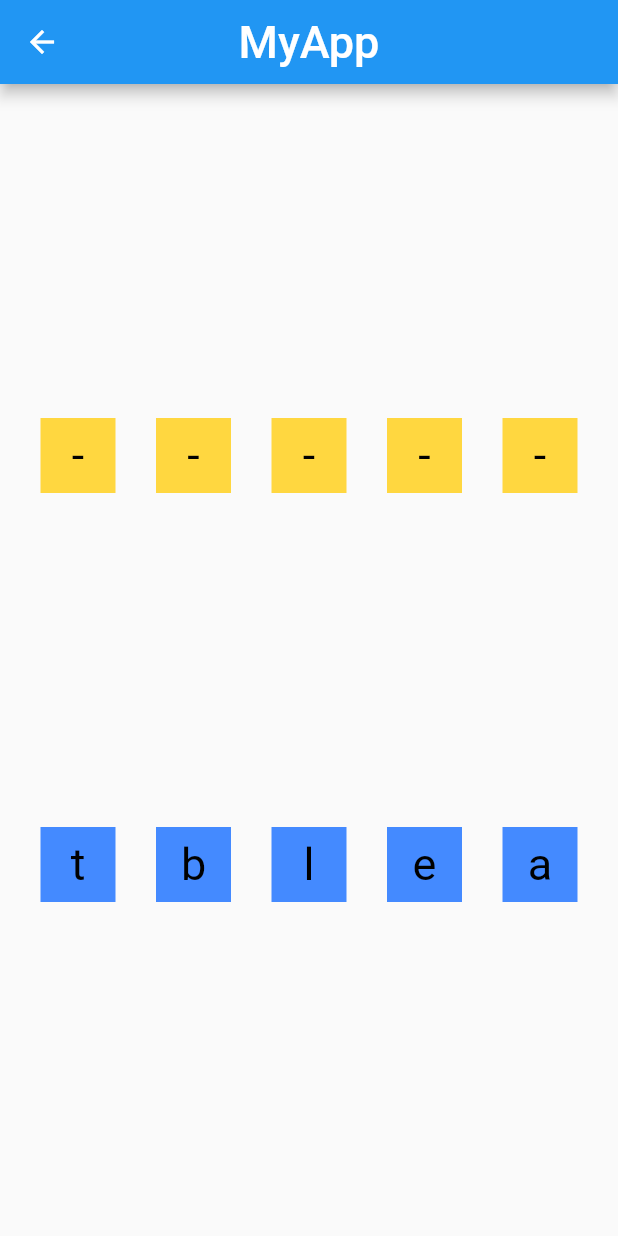
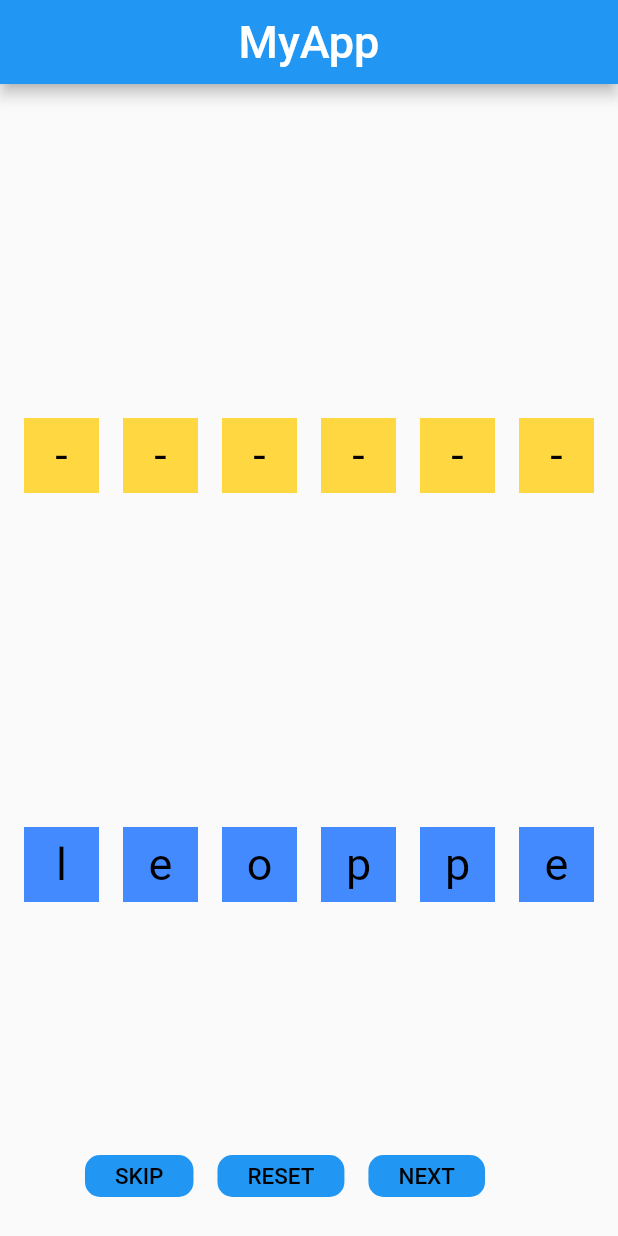
Before and after one commit to Shtirlits1972/Draga2, a Flutter app: the StartPage screen opened by its route, after a tap on "GO", on a phone screen of 412 x 824 dp. Run offline on Flutter 3.47's test engine with Material 2 defaults, Android fonts, the phone set to English and light mode, and no system bars; our stand-ins replace flutter_bloc.

Commit message:
Add skip and reset

```diff
--- a/draga_2/lib/app_router.dart
+++ b/draga_2/lib/app_router.dart
@@ -1,25 +1,37 @@
 import 'package:draga_2/pages/second_page.dart';
 import 'package:draga_2/pages/start_page.dart';
+import 'package:draga_2/worlds_block.dart';
 import 'package:flutter/material.dart';
+import 'package:flutter_bloc/flutter_bloc.dart';
 
 class AppRouter {
   int selectIndex = 0;
+  final DataCubitWorlds cubitWorlds = DataCubitWorlds(KeeperWorlds());
 
   Route onGenerateRoute(RouteSettings routeSettings) {
     switch (routeSettings.name) {
       case '/':
         return MaterialPageRoute(
-          builder: (context) => const StartPage(),
+          builder: (context) => BlocProvider.value(
+            value: cubitWorlds,
+            child: StartPage(),
+          ),
         );
 
       case '/SecondPage':
         return MaterialPageRoute(
-          builder: (context) => const SecondPage(),
+          builder: (context) => BlocProvider.value(
+            value: cubitWorlds,
+            child: SecondPage(),
+          ),
         );
 
       default:
         return MaterialPageRoute(
-          builder: (context) => const StartPage(),
+          builder: (context) => BlocProvider.value(
+            value: cubitWorlds,
+            child: StartPage(),
+          ),
         );
     }
   }
--- a/draga_2/lib/pages/second_page.dart
+++ b/draga_2/lib/pages/second_page.dart
@@ -1,5 +1,8 @@
+import 'package:draga_2/constants.dart';
 import 'package:draga_2/create_widget.dart';
+import 'package:draga_2/worlds_block.dart';
 import 'package:flutter/material.dart';
+import 'package:flutter_bloc/flutter_bloc.dart';
 
 class SecondPage extends StatefulWidget {
   const SecondPage({Key? key}) : super(key: key);
@@ -10,24 +13,130 @@ class SecondPage extends StatefulWidget {
 
 class _SecondPageState extends State<SecondPage> {
   late Widget w;
+
   @override
   Widget build(BuildContext context) {
     return Scaffold(
       appBar: AppBar(
+        automaticallyImplyLeading: false,
         centerTitle: true,
         title: const Text(
           'MyApp',
           style: TextStyle(fontSize: 30),
         ),
       ),
-      body: Center(child: w),
+      body:
+          BlocBuilder<DataCubitWorlds, KeeperWorlds>(builder: (context, state) {
+        return Center(child: w);
+      }),
+      floatingActionButton: Row(
+        mainAxisAlignment: MainAxisAlignment.center,
+        children: [
+          TextButton(
+            onPressed: () {
+              Navigator.pushNamed(
+                context,
+                '/SecondPage',
+              );
+            },
+            child: Container(
+              decoration: BoxDecoration(
+                  color: Colors.blue,
+                  borderRadius: BorderRadius.all(Radius.circular(10.0))),
+              child: Padding(
+                padding: EdgeInsets.only(
+                    left: 20.0, top: 5.0, right: 20.0, bottom: 5.0),
+                child: Text(
+                  'SKIP',
+                  style: txt15,
+                ),
+              ),
+            ),
+          ),
+          TextButton(
+            onPressed: () {
+              setState(() {});
+              Navigator.pushNamed(
+                context,
+                '/',
+              );
+            },
+            child: Container(
+              decoration: BoxDecoration(
+                  color: Colors.blue,
+                  borderRadius: BorderRadius.all(Radius.circular(10.0))),
+              child: Padding(
+                padding: EdgeInsets.only(
+                    left: 20.0, top: 5.0, right: 20.0, bottom: 5.0),
+                child: Text(
+                  'RESET',
+                  style: txt15,
+                ),
+              ),
+            ),
+          ),
+          TextButton(
+            child: Container(
+              decoration: BoxDecoration(
+                  color: Colors.blue,
+                  borderRadius: BorderRadius.all(Radius.circular(10.0))),
+              child: Padding(
+                padding: EdgeInsets.only(
+                    left: 20.0, top: 5.0, right: 20.0, bottom: 5.0),
+                child: Text(
+                  'NEXT',
+                  style: txt15,
+                ),
+              ),
+            ),
+            onPressed: () {
+              print(
+                  'getLetterLeft: ${context.read<DataCubitWorlds>().getLetterLeft}');
+              if (context.read<DataCubitWorlds>().getLetterLeft > 0) {
+                final snackBar = SnackBar(
+                  content: const Text('You have to guess all the letters!'),
+                  backgroundColor: (Colors.black12),
+                  action: SnackBarAction(
+                    label: 'OK',
+                    onPressed: () {
+                      print('The End');
+                    },
+                  ),
+                );
+                ScaffoldMessenger.of(context).showSnackBar(snackBar);
+              } else {
+                if (!context.read<DataCubitWorlds>().IsEmpty()) {
+                  Navigator.pushNamed(
+                    context,
+                    '/SecondPage',
+                  );
+                } else {
+                  final snackBar = SnackBar(
+                    content: const Text('You WIN!'),
+                    backgroundColor: (Colors.black12),
+                    action: SnackBarAction(
+                      label: 'OK',
+                      onPressed: () {
+                        print('The End');
+                      },
+                    ),
+                  );
+                  ScaffoldMessenger.of(context).showSnackBar(snackBar);
+                }
+              }
+            },
+          ),
+        ],
+      ),
     );
   }
 
   @override
   void initState() {
     setState(() {
-      w = CreateWidget.getColumn('table', context);
+      String strRandom = context.read<DataCubitWorlds>().getRandom();
+      w = CreateWidget.getColumn(strRandom, context);
+      context.read<DataCubitWorlds>().setLettersLeft(strRandom.length);
     });
     super.initState();
   }
--- a/draga_2/lib/pages/start_page.dart
+++ b/draga_2/lib/pages/start_page.dart
@@ -1,5 +1,7 @@
 import 'package:draga_2/constants.dart';
+import 'package:draga_2/worlds_block.dart';
 import 'package:flutter/material.dart';
+import 'package:flutter_bloc/flutter_bloc.dart';
 
 class StartPage extends StatefulWidget {
   const StartPage({Key? key}) : super(key: key);
@@ -12,7 +14,9 @@ class _StartPageState extends State<StartPage> {
   @override
   Widget build(BuildContext context) {
     return Container(
-      child: Scaffold(
+      child:
+          BlocBuilder<DataCubitWorlds, KeeperWorlds>(builder: (context, state) {
+        return Scaffold(
           appBar: AppBar(
             centerTitle: true,
             title: const Text(
@@ -34,7 +38,14 @@ class _StartPageState extends State<StartPage> {
               ),
             ),
           ),
-      ),
+        );
+      }),
     );
   }
+
+  @override
+  void initState() {
+    context.read<DataCubitWorlds>().setWorldsList(worlds);
+    super.initState();
   }
+}
--- a/draga_2/lib/widget/target_widget.dart
+++ b/draga_2/lib/widget/target_widget.dart
@@ -1,4 +1,6 @@
+import 'package:draga_2/worlds_block.dart';
 import 'package:flutter/material.dart';
+import 'package:flutter_bloc/flutter_bloc.dart';
 
 class TargetWidget extends StatefulWidget {
   TargetWidget({Key? key, required this.currString}) : super(key: key);
@@ -11,6 +13,8 @@ class _TargetWidgetState extends State<TargetWidget> {
   String emptyStr = '-';
   @override
   Widget build(BuildContext context) {
+    return Container(child:
+        BlocBuilder<DataCubitWorlds, KeeperWorlds>(builder: (context, state) {
       return DragTarget<String>(
         builder: (
           BuildContext context,
@@ -41,9 +45,11 @@ class _TargetWidgetState extends State<TargetWidget> {
         onAccept: (String data) {
           print('data: $data');
           setState(() {
+            context.read<DataCubitWorlds>().changeLettersLeft(-1);
             emptyStr = data;
           });
         },
       );
+    }));
   }
 }
--- /dev/null
+++ b/draga_2/lib/worlds_block.dart
@@ -0,0 +1,52 @@
+import 'package:flutter_bloc/flutter_bloc.dart';
+import 'dart:math';
+
+class KeeperWorlds {
+  List<String> worldsList = [];
+  int letterLeft = 0;
+}
+
+class DataCubitWorlds extends Cubit<KeeperWorlds> {
+  var rng = Random();
+
+  List<String> get getWorlds => state.worldsList;
+
+  int get getLetterLeft => state.letterLeft;
+
+  setLettersLeft(int newValue) {
+    state.letterLeft = newValue;
+  }
+
+  changeLettersLeft(int delta) {
+    state.letterLeft = state.letterLeft + delta;
+    print('changeLettersLeft: ${state.letterLeft}');
+  }
+
+  setWorldsList(List<String> newList) {
+    state.worldsList = newList;
+  }
+
+  String getRandom() {
+    if (!state.worldsList.isEmpty) {
+      int index = rng.nextInt(state.worldsList.length);
+      String strNextWorld = state.worldsList[index];
+      state.worldsList.removeAt(index);
+      return strNextWorld;
+    }
+    return '';
+  }
+
+  bool IsEmpty() {
+    if (state.worldsList.isEmpty) {
+      return true;
+    } else {
+      return false;
+    }
+  }
+
+  removeWorld(int index) {
+    state.worldsList.removeAt(index);
+  }
+
+  DataCubitWorlds(KeeperWorlds initState) : super(initState);
+}
```
Also changed, not shown: draga_2/lib/constants.dart (+12 -1 lines), draga_2/pubspec.yaml (+8 -76 lines), 1 other file. Lines whose indentation alone changed are shown as unchanged.
